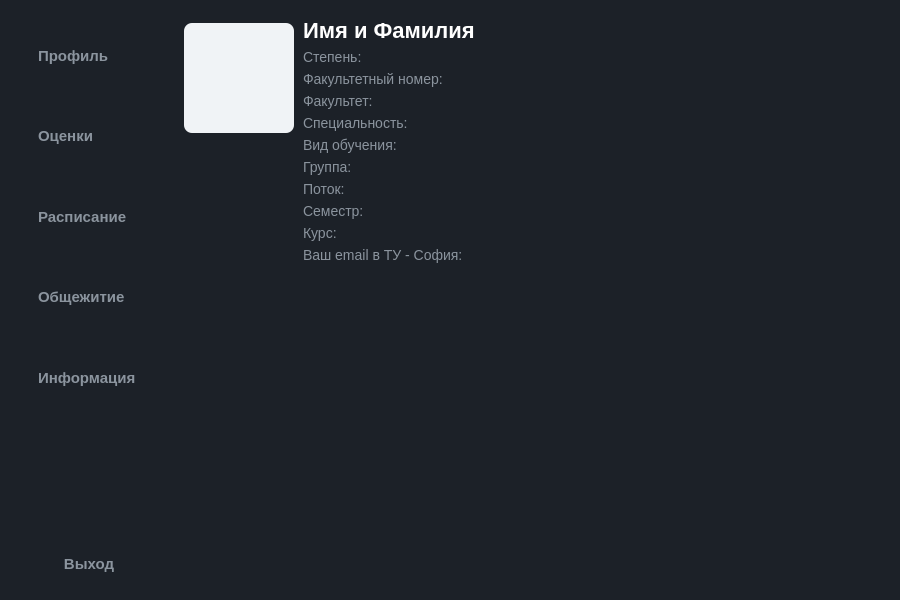
Qt form frontend_desktop/dashboardwindow.ui (fomzzer/UniApp) before a commit.
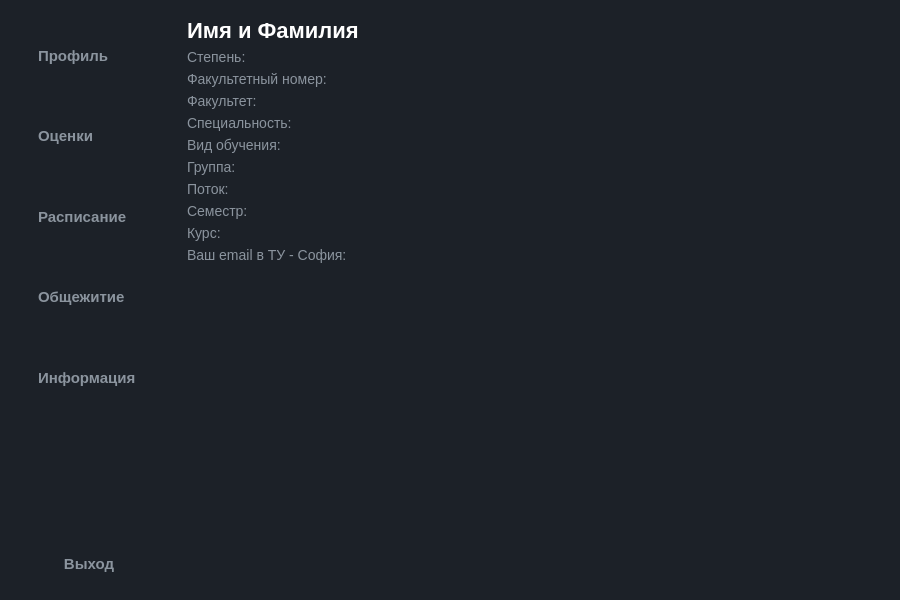
The same form after that commit. Icons and pictures are not drawn.

The edit to the form file:
```diff
--- a/frontend_desktop/dashboardwindow.ui
+++ b/frontend_desktop/dashboardwindow.ui
@@ -365,54 +365,6 @@
        <widget class="QStackedWidget" name="stackedWidget">
         <widget class="QWidget" name="page_profile">
          <layout class="QHBoxLayout" name="horizontalLayout_4">
-          <item>
-           <layout class="QVBoxLayout" name="verticalLayout_3">
-            <item>
-             <widget class="QLabel" name="lbl_avatar">
-              <property name="sizePolicy">
-               <sizepolicy hsizetype="Fixed" vsizetype="Fixed">
-                <horstretch>0</horstretch>
-                <verstretch>0</verstretch>
-               </sizepolicy>
-              </property>
-              <property name="minimumSize">
-               <size>
-                <width>110</width>
-                <height>110</height>
-               </size>
-              </property>
-              <property name="maximumSize">
-               <size>
-                <width>100</width>
-                <height>100</height>
-               </size>
-              </property>
-              <property name="text">
-               <string/>
-              </property>
-              <property name="pixmap">
-               <pixmap resource="resources.qrc">:/assets/logo_tu.png</pixmap>
-              </property>
-              <property name="alignment">
-               <set>Qt::AlignmentFlag::AlignCenter</set>
-              </property>
-             </widget>
-            </item>
-            <item>
-             <spacer name="verticalSpacer_2">
-              <property name="orientation">
-               <enum>Qt::Orientation::Vertical</enum>
-              </property>
-              <property name="sizeHint" stdset="0">
-               <size>
-                <width>20</width>
-                <height>40</height>
-               </size>
-              </property>
-             </spacer>
-            </item>
-           </layout>
-          </item>
           <item>
            <spacer name="horizontalSpacer_2">
             <property name="orientation">
```
Left out of the diff: 4 changed lines with no effect on the pictures.
